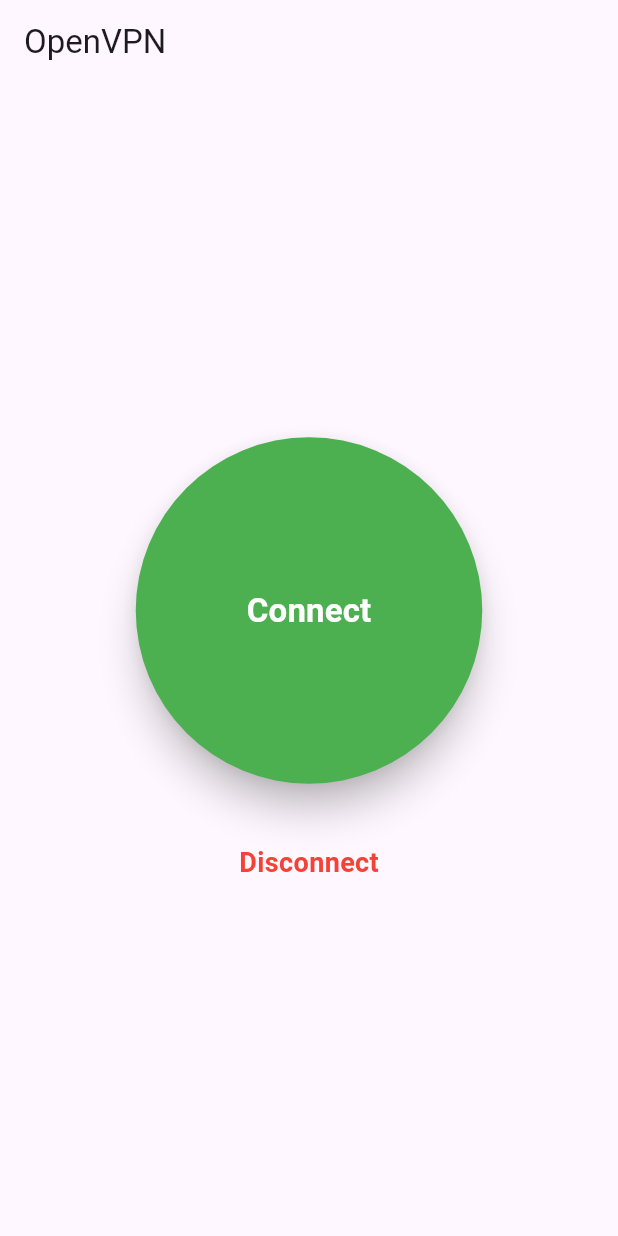
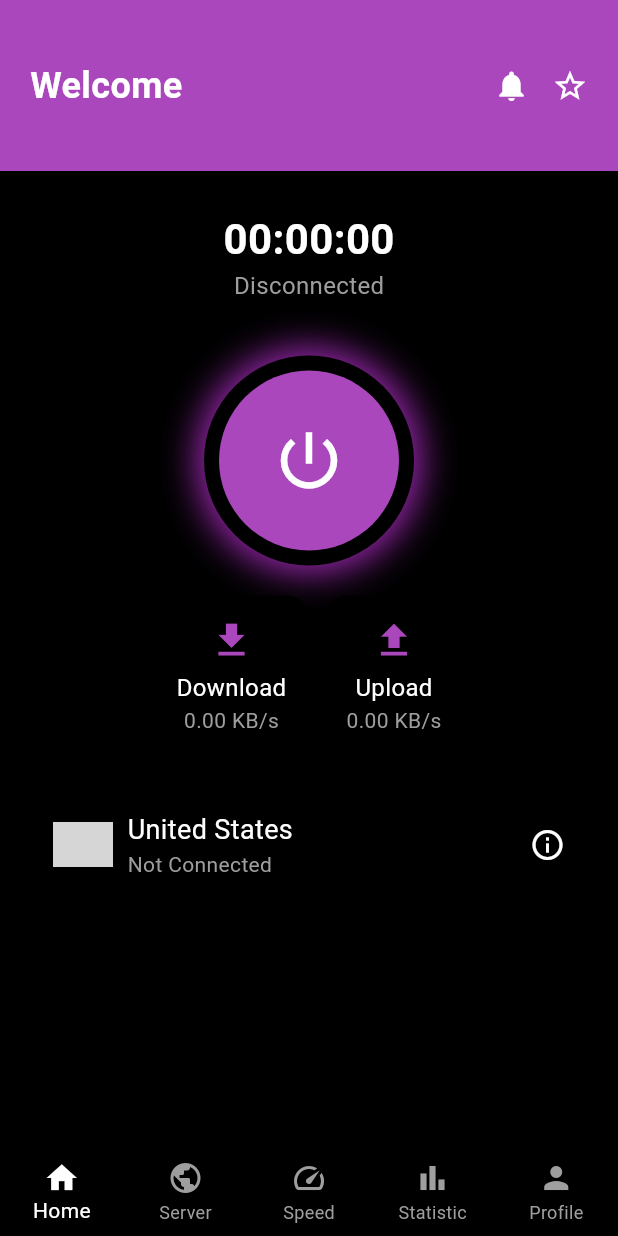
Before and after one commit to umerbhatti-git/OpenVPN, a Flutter app: the screen it shows after launch, on a phone screen of 412 x 824 dp. Run offline on Flutter 3.47's test engine with Material 3 defaults, Android fonts, the phone set to English and light mode, and no system bars; missing offline and left inert: openvpn_flutter; network calls fail; grey boxes are pictures that could not be loaded.

Commit message:
Updated UI

```diff
--- a/lib/main.dart
+++ b/lib/main.dart
@@ -1,5 +1,7 @@
 import 'package:flutter/material.dart';
 import 'package:flutter/services.dart';
+import 'package:http/http.dart' as http;
+import 'dart:convert';
 import 'package:openvpn_flutter/openvpn_flutter.dart';
 
 void main() {
@@ -9,10 +11,10 @@ void main() {
 class MyApp extends StatelessWidget {
   const MyApp({super.key});
 
-  // This widget is the root of your application.
   @override
   Widget build(BuildContext context) {
     return MaterialApp(
+      debugShowCheckedModeBanner: false,
       home: VpnScreen(),
     );
   }
@@ -27,18 +29,32 @@ class VpnScreen extends StatefulWidget {
 
 class _VpnScreenState extends State<VpnScreen> {
   late OpenVPN _vpn;
-  late String duration;
-  String _stage = "Disconnect";
+  String duration = "00:00:00";
+  String _stage = "Disconnected";
+  bool _isConnected = false;
+
+  // Variables to Calculate Speed
+  int? _prevByteIn;
+  int? _prevByteOut;
+  DateTime? _lastUpdate;
+  double downloadSpeed = 0.0;
+  double uploadSpeed = 0.0;
+
+  String _vpnIP = "Not Connected"; // Default IP
+  bool _hasFetchedIP = false;
 
   @override
   void initState() {
     super.initState();
-    _vpn = OpenVPN(onVpnStatusChanged: _onVpnStatusChanged, onVpnStageChanged: _onVpnStageChanged);
-    // Initialize OpenVPN
-    _vpn.initialize(
-      groupIdentifier: "group.com.hashmaker.openvpn", // Use your app's group identifier (for iOS, it's required)
-      providerBundleIdentifier: "com.hashmaker.openvpn", // Your app's bundle identifier
-    ).then((_) {
+    _vpn = OpenVPN(
+        onVpnStatusChanged: _onVpnStatusChanged,
+        onVpnStageChanged: _onVpnStageChanged);
+    _vpn
+        .initialize(
+      groupIdentifier: "group.com.hashmaker.openvpn",
+      providerBundleIdentifier: "com.hashmaker.openvpn",
+    )
+        .then((_) {
       print("OpenVPN initialized successfully!");
     }).catchError((error) {
       print("Error initializing OpenVPN: $error");
@@ -46,78 +62,89 @@ class _VpnScreenState extends State<VpnScreen> {
   }
 
   void _onVpnStatusChanged(VpnStatus? vpnStatus) {
-    print(vpnStatus);
+    if (vpnStatus == null) return;
+
     setState(() {
-      duration = vpnStatus!.duration!;
+      duration = vpnStatus.duration ?? "00:00:00";
+      _isConnected = vpnStatus.connectedOn != null;
+
+      if (_isConnected && !_hasFetchedIP) {
+        _vpnIP = "Fetching IP...";
+        _fetchPublicIP(); // Fetch actual IP
+      }
     });
+
+    // Get current bytes
+    int currentByteIn = int.parse(vpnStatus.byteIn!);
+    int currentByteOut = int.parse(vpnStatus.byteOut!);
+    DateTime now = DateTime.now();
+
+    if (_prevByteIn != null && _prevByteOut != null && _lastUpdate != null) {
+      double timeDiff = now.difference(_lastUpdate!).inMilliseconds /
+          1000.0; // Convert ms to seconds
+
+      if (timeDiff > 0) {
+        downloadSpeed =
+            (currentByteIn - _prevByteIn!) / timeDiff / 1024; // KB/s
+        uploadSpeed =
+            (currentByteOut - _prevByteOut!) / timeDiff / 1024; // KB/s
+      }
+    }
+
+    // Store previous values
+    _prevByteIn = currentByteIn;
+    _prevByteOut = currentByteOut;
+    _lastUpdate = now;
+  }
+
+  // Fetch the actual public IP after connecting
+  Future<void> _fetchPublicIP() async {
+    try {
+      final response =
+          await http.get(Uri.parse("https://api64.ipify.org?format=json"));
+
+      if (response.statusCode == 200) {
+        final Map<String, dynamic> data = json.decode(response.body);
+        setState(() {
+          _vpnIP = data["ip"];
+          _hasFetchedIP = true;
+        });
+      } else {
+        setState(() {
+          _vpnIP = "Failed to fetch IP";
+        });
+      }
+    } catch (e) {
+      setState(() {
+        _vpnIP = "Error fetching IP";
+      });
+    }
   }
 
   void _onVpnStageChanged(VPNStage stage, String message) {
-    String stageDescription;
-
-    switch (stage) {
-      case VPNStage.disconnected:
-        stageDescription = "Disconnected";
-        break;
-      case VPNStage.vpn_generate_config:
-        stageDescription = "Generating VPN Configuration";
-        break;
-      case VPNStage.resolve:
-        stageDescription = "Resolving Hostname";
-        break;
-      case VPNStage.tcp_connect:
-        stageDescription = "Connecting via TCP";
-        break;
-      case VPNStage.wait_connection:
-        stageDescription = "Waiting for Connection";
-        break;
-      case VPNStage.authenticating:
-        stageDescription = "Authenticating User";
-        break;
-      case VPNStage.get_config:
-        stageDescription = "Retrieving Configuration";
-        break;
-      case VPNStage.assign_ip:
-        stageDescription = "Assigning IP Address";
-        break;
-      case VPNStage.connected:
-        stageDescription = "Connected";
-        break;
-      case VPNStage.unknown:
-        stageDescription = message.isNotEmpty ? message : "Unknown Stage";
-        break;
-      default:
-        stageDescription = "Unknown";
-        break;
-    }
-
+    String stageDescription =
+        stage.toString().split('.').last.replaceAll('_', ' ');
     setState(() {
       _stage = stageDescription;
+      _isConnected = stage == VPNStage.connected;
     });
-
-    print("VPN Stage: $stageDescription - $message");
   }
 
   void _connect() async {
     try {
-      // Load the configuration file dynamically from assets
       final ovpnConfig = await rootBundle.loadString('assets/openvpn.ovpn');
-
-      //https://www.freeopenvpn.org/premium.php?cntid=USA&lang=en#google_vignette
-      // Connect using the loaded configuration
       _vpn.connect(
         ovpnConfig,
-        "us1.freeopenvpn.online", // The VPN server address
+        "us1.freeopenvpn.online",
         username: "freeopenvpn",
-        password: "052204056",
-        bypassPackages: [], // Add any package names to exclude from VPN if needed
-        certIsRequired: true, // iOS specific: Set true to avoid "connecting" stuck issues
+        password: "391626552",
+        bypassPackages: [],
+        certIsRequired: true,
       );
     } catch (e) {
-      // Handle any exceptions or errors while loading the file or connecting
       print("Error while connecting to VPN: $e");
       setState(() {
-        _stage = "Error while connecting";
+        _stage = "Connection Error";
       });
     }
   }
@@ -129,50 +156,167 @@ class _VpnScreenState extends State<VpnScreen> {
   @override
   Widget build(BuildContext context) {
     return Scaffold(
-      appBar: AppBar(title: Text("OpenVPN")),
-      body: Center(
-        child: Column(
-          mainAxisAlignment: MainAxisAlignment.center,
-          children: [
-            // Round button for Connect/Disconnect
-            ElevatedButton(
-              onPressed: _stage == "Connected" ? _disconnect : _connect,
-              style: ElevatedButton.styleFrom(
-                shape: CircleBorder(), // Makes the button round
-                padding: EdgeInsets.all(100), // Adjust padding for size
-                backgroundColor: _stage == "Connected"
-                    ? Colors.red // Red for disconnect
-                    : Colors.green, // Green for connect
-                foregroundColor: Colors.white, // Text color
-                elevation: 10, // Adds shadow
-              ),
-              child: Text(
-                _stage == "Connected" ? "Disconnect" : "Connect",
-                style: TextStyle(
-                  fontSize: 22,
-                  fontWeight: FontWeight.bold,
+      backgroundColor: Colors.black,
+      bottomNavigationBar: BottomNavigationBar(
+        backgroundColor: Colors.black,
+        selectedItemColor: Colors.white,
+        unselectedItemColor: Colors.grey,
+        showUnselectedLabels: true,
+        type: BottomNavigationBarType.fixed,
+        items: [
+          BottomNavigationBarItem(icon: Icon(Icons.home), label: "Home"),
+          BottomNavigationBarItem(icon: Icon(Icons.public), label: "Server"),
+          BottomNavigationBarItem(icon: Icon(Icons.speed), label: "Speed"),
+          BottomNavigationBarItem(
+              icon: Icon(Icons.bar_chart), label: "Statistic"),
+          BottomNavigationBarItem(icon: Icon(Icons.person), label: "Profile"),
+        ],
+      ),
+      body: Column(
+        children: [
+          // Header Section
+          Container(
+            padding: EdgeInsets.symmetric(horizontal: 20, vertical: 40),
+            width: double.infinity,
+            color: Colors.purple[400],
+            child: Row(
+              mainAxisAlignment: MainAxisAlignment.spaceBetween,
+              children: [
+                Text("Welcome",
+                    style: TextStyle(
+                        fontSize: 24,
+                        color: Colors.white,
+                        fontWeight: FontWeight.bold)),
+                Row(
+                  children: [
+                    Icon(Icons.notifications, color: Colors.white),
+                    SizedBox(width: 15),
+                    Icon(Icons.star_border, color: Colors.white),
+                  ],
+                ),
+              ],
+            ),
+          ),
+
+          SizedBox(height: 10),
+
+          // Connection Timer
+          Container(
+            margin: EdgeInsets.symmetric(horizontal: 20),
+            padding: EdgeInsets.symmetric(vertical: 15),
+            width: double.infinity,
+            decoration: BoxDecoration(
+              color: Colors.black87,
+              borderRadius: BorderRadius.circular(15),
+            ),
+            child: Column(
+              children: [
+                Text(duration,
+                    style: TextStyle(
+                        fontSize: 28,
+                        color: Colors.white,
+                        fontWeight: FontWeight.bold)),
+                Text(_stage,
+                    style: TextStyle(fontSize: 16, color: Colors.grey)),
+              ],
+            ),
+          ),
+
+          SizedBox(height: 20),
+
+          // Power Button (Connect/Disconnect)
+          GestureDetector(
+            onTap: _isConnected ? _disconnect : _connect,
+            child: Center(
+              child: Container(
+                padding: EdgeInsets.all(10),
+                decoration: BoxDecoration(
+                  shape: BoxShape.circle,
+                  color: Colors.black,
+                  boxShadow: [
+                    BoxShadow(
+                        color: Colors.purple, spreadRadius: 5, blurRadius: 20)
+                  ],
+                ),
+                child: Container(
+                  width: 120,
+                  height: 120,
+                  decoration: BoxDecoration(
+                    shape: BoxShape.circle,
+                    color: _isConnected ? Colors.red : Colors.purple[400],
+                  ),
+                  child: Center(
+                    child: Icon(Icons.power_settings_new,
+                        size: 50, color: Colors.white),
+                  ),
                 ),
               ),
             ),
-            SizedBox(height: 40), // Spacing below the button
-            // Display duration dynamically
-            Text(
-              _stage == "Connected" ? duration : _stage,
-              style: TextStyle(
-                fontSize: 18,
-                color: _stage == "Connected" ? Colors.green : Colors.red,
-                fontWeight: FontWeight.bold,
-              ),
+          ),
+
+          SizedBox(height: 20),
+
+          // Download & Upload Speed
+          Row(
+            mainAxisAlignment: MainAxisAlignment.center,
+            children: [
+              _buildSpeedBox(Icons.download, "Download", downloadSpeed),
+              SizedBox(width: 10),
+              _buildSpeedBox(Icons.upload, "Upload", uploadSpeed),
+            ],
+          ),
+
+          SizedBox(height: 20),
+
+          // Server Information
+          Container(
+            margin: EdgeInsets.symmetric(horizontal: 20),
+            padding: EdgeInsets.all(15),
+            decoration: BoxDecoration(
+              color: Colors.black87,
+              borderRadius: BorderRadius.circular(15),
             ),
-          ],
-        ),
+            child: Row(
+              children: [
+                Image.network("https://flagcdn.com/w320/us.png",
+                    width: 40, height: 30),
+                // USA Flag
+                SizedBox(width: 10),
+                Column(
+                  crossAxisAlignment: CrossAxisAlignment.start,
+                  children: [
+                    Text("United States",
+                        style: TextStyle(fontSize: 18, color: Colors.white)),
+                    Text(_vpnIP,
+                        style: TextStyle(fontSize: 14, color: Colors.grey)),
+                  ],
+                ),
+                Spacer(),
+                Icon(Icons.info_outline, color: Colors.white),
+              ],
+            ),
+          ),
+        ],
       ),
     );
   }
 
-  @override
-  void dispose() {
-    _vpn.disconnect();
-    super.dispose();
+  Widget _buildSpeedBox(IconData icon, String title, double speed) {
+    return Container(
+      padding: EdgeInsets.all(15),
+      decoration: BoxDecoration(
+        color: Colors.black87,
+        borderRadius: BorderRadius.circular(15),
+      ),
+      child: Column(
+        children: [
+          Icon(icon, size: 30, color: Colors.purple[400]),
+          SizedBox(height: 5),
+          Text(title, style: TextStyle(color: Colors.white, fontSize: 16)),
+          Text("${speed.toStringAsFixed(2)} KB/s",
+              style: TextStyle(color: Colors.grey, fontSize: 14)),
+        ],
+      ),
+    );
   }
 }
--- a/pubspec.yaml
+++ b/pubspec.yaml
@@ -46,6 +46,7 @@ dev_dependencies:
   # package. See that file for information about deactivating specific lint
   # rules and activating additional ones.
   flutter_lints: ^5.0.0
+  http: ^0.13.6
 
 # For information on the generic Dart part of this file, see the
 # following page: https://dart.dev/tools/pub/pubspec
```
Also changed, not shown: pubspec.lock.
